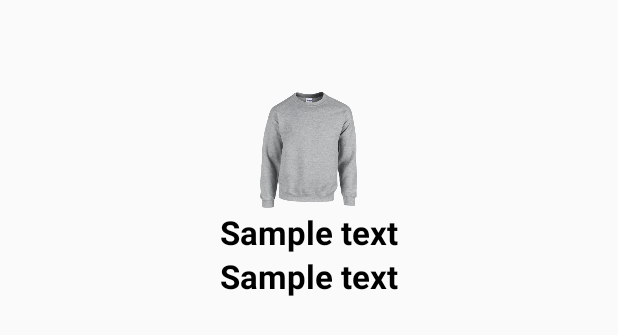
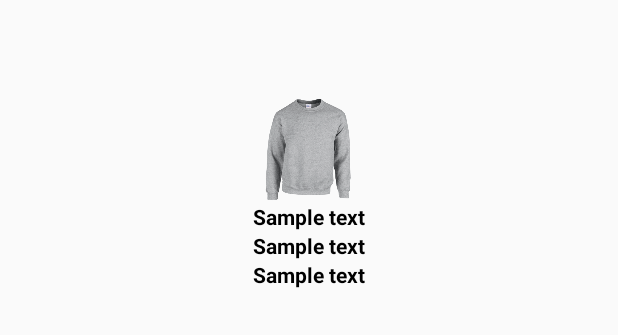
Before and after one commit to NikhilKapali/OnlineClothingShopThirdAssignment, an Android app: the layout row_recycler_view.xml on its own in the app's theme, with its tools: preview values and no code run, on a phone screen of 412 x 824 dp. Shown: the top 335 px of the screen. Run offline under Robolectric (Android 15) with nearby library versions, the phone set to English and light mode, and no system bars.

Commit message:
2nd commit

```diff
--- a/app/src/main/java/com/example/thirdassignment/ItemAdapter.java
+++ b/app/src/main/java/com/example/thirdassignment/ItemAdapter.java
@@ -34,6 +34,7 @@ public class ItemAdapter extends RecyclerView.Adapter<ItemAdapter.ItemViewHolder
         final ItemModel ItemModel=itemList.get(i);
         itemViewHolder.tv_heading.setText(ItemModel.getItemName());
         itemViewHolder.tv_price.setText(ItemModel.getItemPrice());
+        itemViewHolder.tv_description.setText(ItemModel.getItemDescription());
         String imageName="@drawable/"+itemList.get(i).getItemImageName();
         final int imageResource= context.getResources().getIdentifier(imageName,null, context.getPackageName());
         itemViewHolder.img.setImageResource(imageResource);
@@ -59,13 +60,14 @@ public class ItemAdapter extends RecyclerView.Adapter<ItemAdapter.ItemViewHolder
 
     public class ItemViewHolder extends RecyclerView.ViewHolder{
 
-        public TextView tv_heading,tv_price;
+        public TextView tv_heading,tv_price,tv_description;
         public ImageView img;
 
         public ItemViewHolder(@NonNull View itemView) {
             super(itemView);
             tv_heading=itemView.findViewById(R.id.sample_heading);
             tv_price=itemView.findViewById(R.id.sample_price);
+            tv_description=itemView.findViewById(R.id.sample_description);
             img=itemView.findViewById(R.id.sample_image);
         }
     }
--- a/app/src/main/res/layout/row_recycler_view.xml
+++ b/app/src/main/res/layout/row_recycler_view.xml
@@ -8,8 +8,8 @@
     >
 
     <ImageView
-        android:layout_width="80dp"
-        android:layout_height="80dp"
+        android:layout_width="70dp"
+        android:layout_height="70dp"
         android:src="@drawable/hoodie"
         android:layout_centerHorizontal="true"
         android:layout_centerVertical="true"
@@ -21,7 +21,6 @@
         android:layout_centerVertical="true"
         android:layout_centerHorizontal="true"
         android:text="Sample text"
-        android:textSize="22dp"
         android:textColor="#000"
         android:textStyle="bold"
         android:id="@+id/sample_heading"
@@ -32,11 +31,20 @@
         android:layout_centerVertical="true"
         android:layout_centerHorizontal="true"
         android:text="Sample text"
-        android:textSize="22dp"
         android:textColor="#000"
         android:textStyle="bold"
         android:id="@+id/sample_price"
         android:layout_below="@id/sample_heading"/>
+    <TextView
+        android:layout_width="wrap_content"
+        android:layout_height="wrap_content"
+        android:layout_centerVertical="true"
+        android:layout_centerHorizontal="true"
+        android:text="Sample text"
+        android:textColor="#000"
+        android:textStyle="bold"
+        android:id="@+id/sample_description"
+        android:layout_below="@id/sample_price"/>
 
 
 </RelativeLayout>
```
